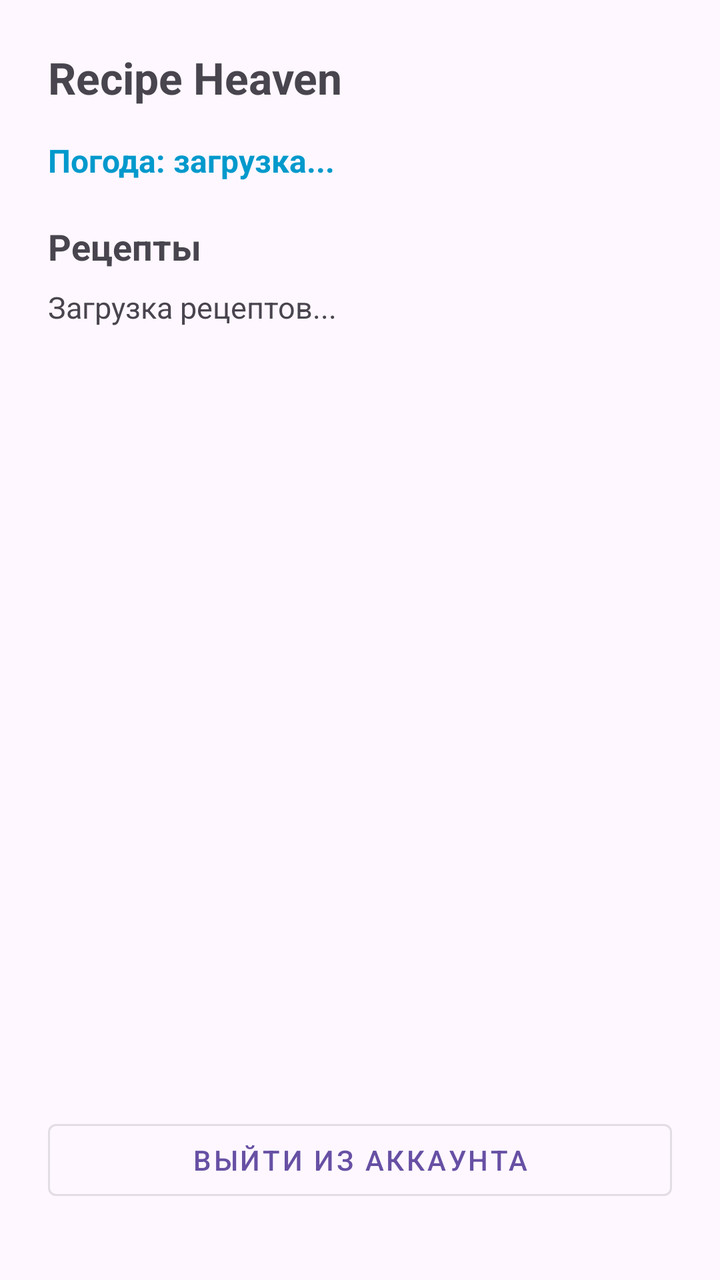
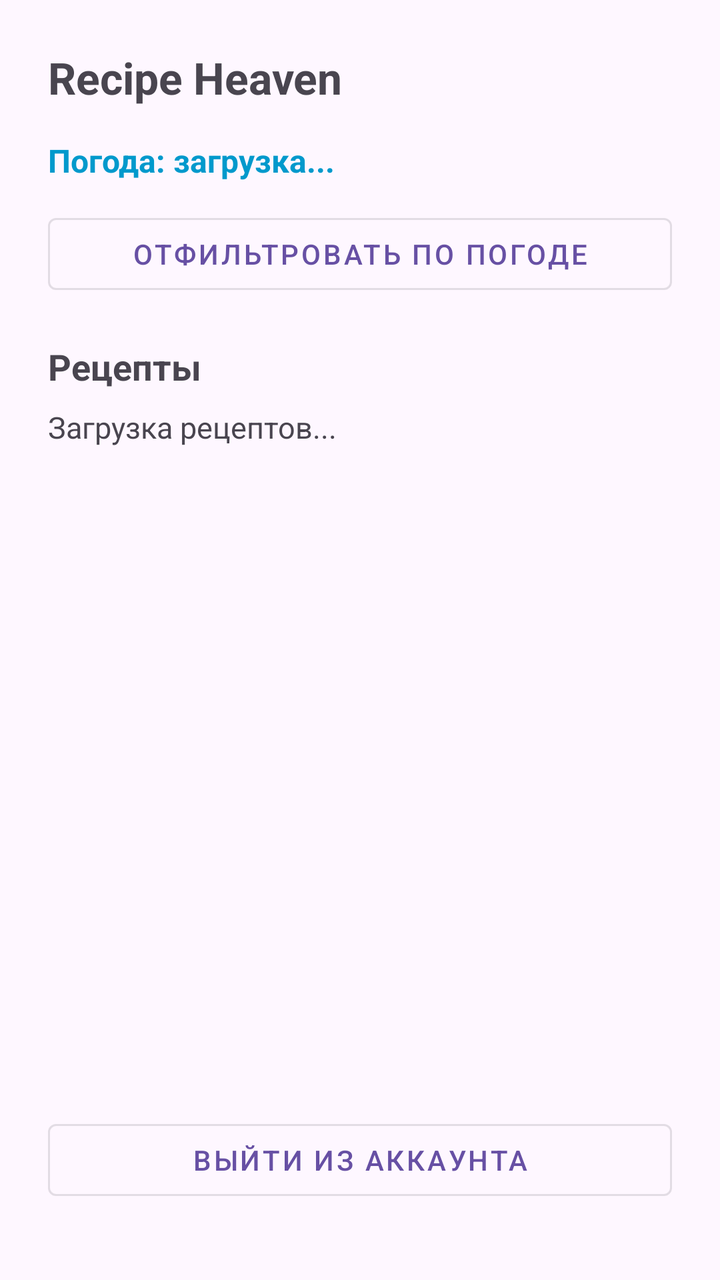

The first picture is an Android layout as it rendered before a commit; the second is the same layout after the commit. The layout source and the unified diff follow.
<!-- AndroidManifest.xml: application theme Theme.RecipeHeaven -->
<!-- res/layout/activity_main.xml -->
<?xml version="1.0" encoding="utf-8"?>
<ScrollView xmlns:android="http://schemas.android.com/apk/res/android"
    xmlns:app="http://schemas.android.com/apk/res-auto"
    xmlns:tools="http://schemas.android.com/tools"
    android:id="@+id/main"
    android:layout_width="match_parent"
    android:layout_height="match_parent"
    android:fillViewport="true">

    <androidx.constraintlayout.widget.ConstraintLayout
        android:layout_width="match_parent"
        android:layout_height="wrap_content"
        android:padding="24dp"
        tools:context=".presentation.MainActivity">

        <TextView
            android:id="@+id/tvWelcome"
            android:layout_width="wrap_content"
            android:layout_height="wrap_content"
            android:text="Recipe Heaven"
            android:textSize="22sp"
            android:textStyle="bold"
            app:layout_constraintStart_toStartOf="parent"
            app:layout_constraintTop_toTopOf="parent" />

        <TextView
            android:id="@+id/tvWeather"
            android:layout_width="0dp"
            android:layout_height="wrap_content"
            android:layout_marginTop="16dp"
            android:text="Погода: загрузка..."
            android:textColor="@android:color/holo_blue_dark"
            android:textSize="16sp"
            android:textStyle="bold"
            app:layout_constraintEnd_toEndOf="parent"
            app:layout_constraintStart_toStartOf="parent"
            app:layout_constraintTop_toBottomOf="@id/tvWelcome" />

        <TextView
            android:id="@+id/tvRecipesTitle"
            android:layout_width="wrap_content"
            android:layout_height="wrap_content"
            android:layout_marginTop="20dp"
            android:text="Рецепты"
            android:textSize="18sp"
            android:textStyle="bold"
            app:layout_constraintStart_toStartOf="parent"
            app:layout_constraintTop_toBottomOf="@id/tvWeather" />

        <TextView
            android:id="@+id/tvRecipes"
            android:layout_width="0dp"
            android:layout_height="wrap_content"
            android:layout_marginTop="8dp"
            android:lineSpacingExtra="4dp"
            android:text="Загрузка рецептов..."
            android:textSize="15sp"
            app:layout_constraintEnd_toEndOf="parent"
            app:layout_constraintStart_toStartOf="parent"
            app:layout_constraintTop_toBottomOf="@id/tvRecipesTitle" />

        <Button
            android:id="@+id/btnLogin"
            style="@style/Widget.MaterialComponents.Button.OutlinedButton"
            android:layout_width="0dp"
            android:layout_height="wrap_content"
            android:layout_marginBottom="12dp"
            android:text="Авторизоваться"
            android:visibility="gone"
            app:layout_constraintBottom_toBottomOf="parent"
            app:layout_constraintEnd_toEndOf="parent"
            app:layout_constraintHorizontal_bias="0.0"
            app:layout_constraintStart_toStartOf="parent" />

        <Button
            android:id="@+id/btnLogout"
            style="@style/Widget.MaterialComponents.Button.OutlinedButton"
            android:layout_width="0dp"
            android:layout_height="wrap_content"
            android:layout_marginBottom="12dp"
            android:text="Выйти из аккаунта"
            app:layout_constraintBottom_toBottomOf="parent"
            app:layout_constraintEnd_toEndOf="parent"
            app:layout_constraintHorizontal_bias="0.0"
            app:layout_constraintStart_toStartOf="parent" />

    </androidx.constraintlayout.widget.ConstraintLayout>
</ScrollView>
<!-- resources referenced by this layout -->
<resources>
  <style name="Theme.RecipeHeaven" parent="Base.Theme.RecipeHeaven" />
  <style name="Base.Theme.RecipeHeaven" parent="Theme.Material3.DayNight.NoActionBar">
          
          
      </style>
</resources>

<!-- the commit's change to res/layout/activity_main.xml (unified diff, before → after) -->
@@ -36,6 +36,17 @@
             app:layout_constraintStart_toStartOf="parent"
             app:layout_constraintTop_toBottomOf="@id/tvWelcome" />
 
+        <Button
+            android:id="@+id/btnFilterByWeather"
+            style="@style/Widget.MaterialComponents.Button.OutlinedButton"
+            android:layout_width="0dp"
+            android:layout_height="wrap_content"
+            android:layout_marginTop="12dp"
+            android:text="Отфильтровать по погоде"
+            app:layout_constraintEnd_toEndOf="parent"
+            app:layout_constraintStart_toStartOf="parent"
+            app:layout_constraintTop_toBottomOf="@id/tvWeather" />
+
         <TextView
             android:id="@+id/tvRecipesTitle"
             android:layout_width="wrap_content"
@@ -45,7 +56,7 @@
             android:textSize="18sp"
             android:textStyle="bold"
             app:layout_constraintStart_toStartOf="parent"
-            app:layout_constraintTop_toBottomOf="@id/tvWeather" />
+            app:layout_constraintTop_toBottomOf="@id/btnFilterByWeather" />
 
         <TextView
             android:id="@+id/tvRecipes"
